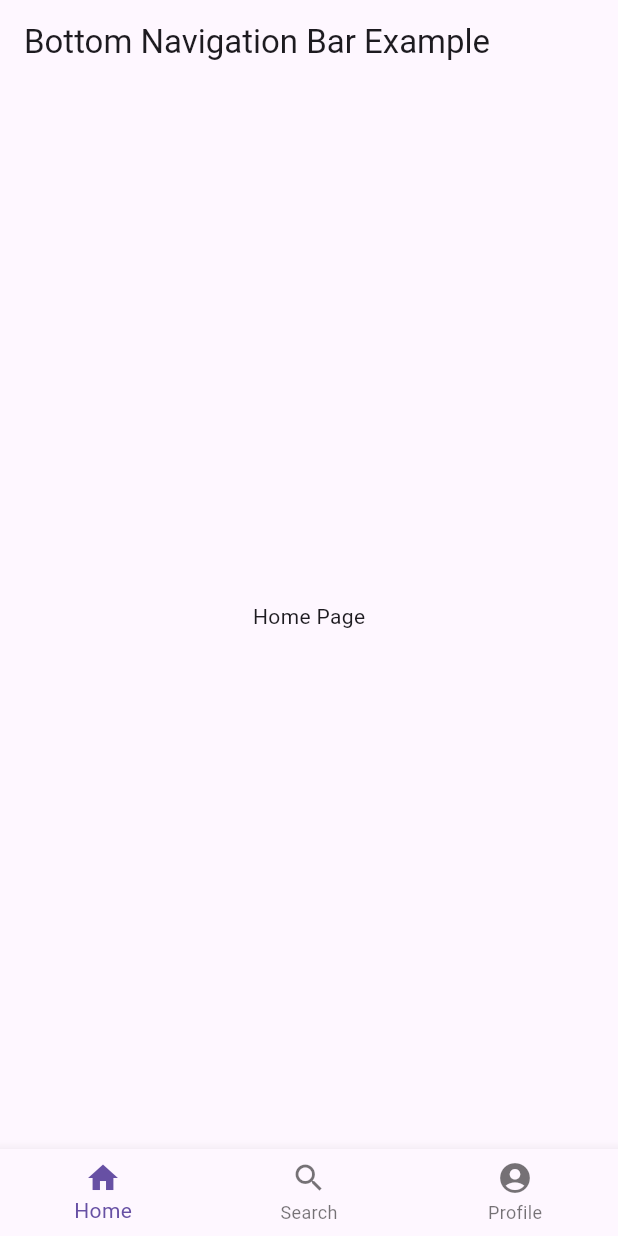
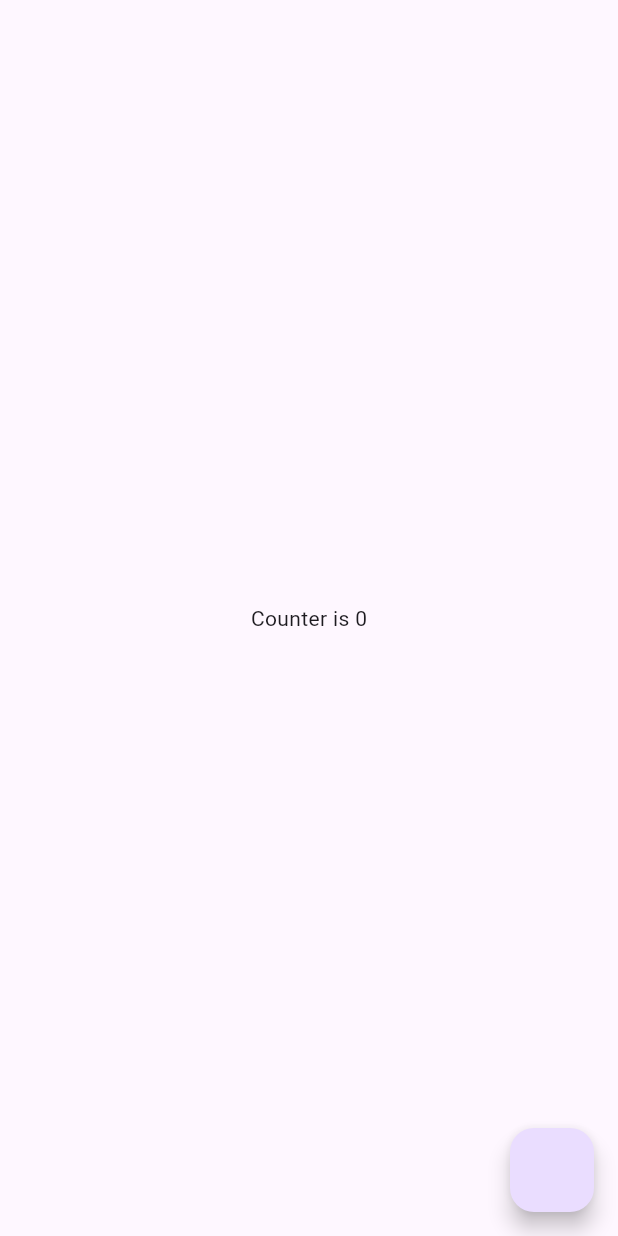
Before and after one commit to Enrique-Flutteracdemy/flutter_explication_ef, a Flutter app: the screen it shows after launch, on a phone screen of 412 x 824 dp. Run offline on Flutter 3.47's test engine with Material 3 defaults, Android fonts, the phone set to English and light mode, and no system bars; our stand-ins replace flutter_bloc, go_router.

Commit message:
state management

```diff
--- /dev/null
+++ b/devtools_options.yaml
@@ -0,0 +1,3 @@
+description: This file stores settings for Dart & Flutter DevTools.
+documentation: https://docs.flutter.dev/tools/devtools/extensions#configure-extension-enablement-states
+extensions:
--- /dev/null
+++ b/lib/counter/counter_cubit/counter_cubit.dart
@@ -0,0 +1,14 @@
+import 'package:flutter_bloc/flutter_bloc.dart';
+
+part 'counter_state.dart';
+
+class CounterCubit extends Cubit<CounterState> {
+  CounterCubit() : super(CounterState.inital());
+
+  void increment() {
+    final newState = state.copyWith(counter: state.counter + 1);
+    emit(newState);
+  }
+
+  void decrement() {}
+}
--- /dev/null
+++ b/lib/counter/counter_cubit/counter_state.dart
@@ -0,0 +1,19 @@
+part of 'counter_cubit.dart';
+
+class CounterState {
+  final int counter;
+
+  CounterState({
+    required this.counter,
+  });
+
+  factory CounterState.inital() {
+    return CounterState(counter: 0);
+  }
+
+  CounterState copyWith({
+    int? counter,
+  }) {
+    return CounterState(counter: counter ?? this.counter);
+  }
+}
--- /dev/null
+++ b/lib/counter/ui/pages/counter_page.dart
@@ -0,0 +1,28 @@
+import 'package:flutter/material.dart';
+import 'package:flutter_bloc/flutter_bloc.dart';
+import 'package:flutter_explication_ef/counter/counter_cubit/counter_cubit.dart';
+
+class CounterPage extends StatelessWidget {
+  const CounterPage({Key? key}) : super(key: key);
+
+  @override
+  Widget build(BuildContext context) {
+    return BlocProvider(
+      create: (context) => CounterCubit(),
+      child: Scaffold(
+        body: Center(
+          child: BlocBuilder<CounterCubit, CounterState>(
+            builder: (context, state) {
+              return Text('Counter is ${state.counter}');
+            },
+          ),
+        ),
+        floatingActionButton: FloatingActionButton(
+          onPressed: () {
+            context.read<CounterCubit>().increment();
+          },
+        ),
+      ),
+    );
+  }
+}
--- a/lib/router/app_router.dart
+++ b/lib/router/app_router.dart
@@ -1,3 +1,4 @@
+import 'package:flutter_explication_ef/counter/ui/pages/counter_page.dart';
 import 'package:flutter_explication_ef/pages/nav_home_page.dart';
 import 'package:flutter_explication_ef/pages/search_page_products.dart';
 import 'package:flutter_explication_ef/pages/search_page_sports.dart';
@@ -16,7 +17,8 @@ final goRouter = GoRouter(
         path: '/',
         name: AppRoutes.startApp.name,
         builder: (context, state) {
-          return const NavHomePage();
+          // return const NavHomePage();
+          return const CounterPage();
         },
         routes: [
           GoRoute(
--- a/pubspec.yaml
+++ b/pubspec.yaml
@@ -9,6 +9,7 @@ environment:
 dependencies:
   flutter:
     sdk: flutter
+  flutter_bloc: ^8.1.6
   go_router: ^14.2.0
 
 dev_dependencies:
```
Also changed, not shown: pubspec.lock.
